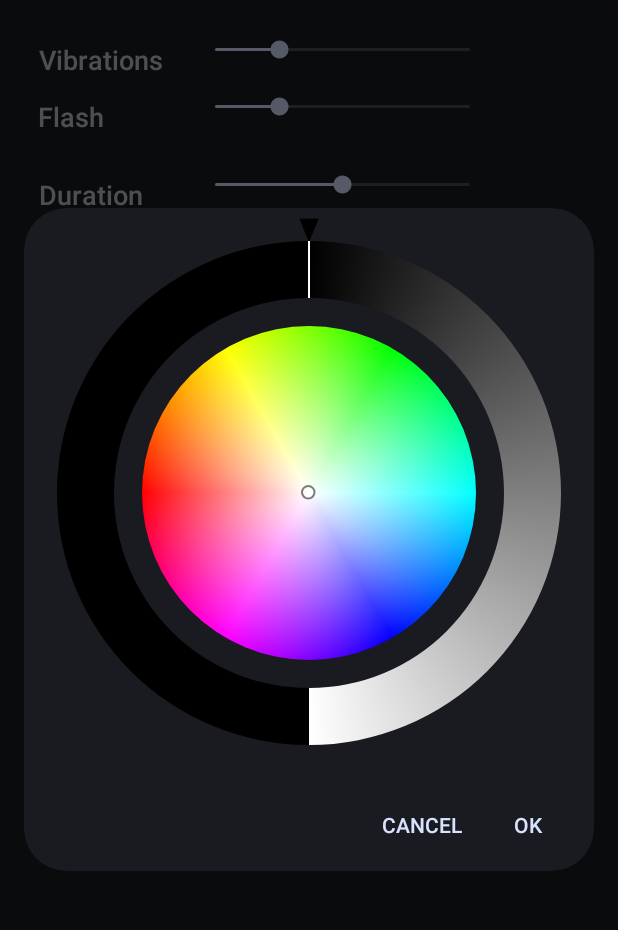
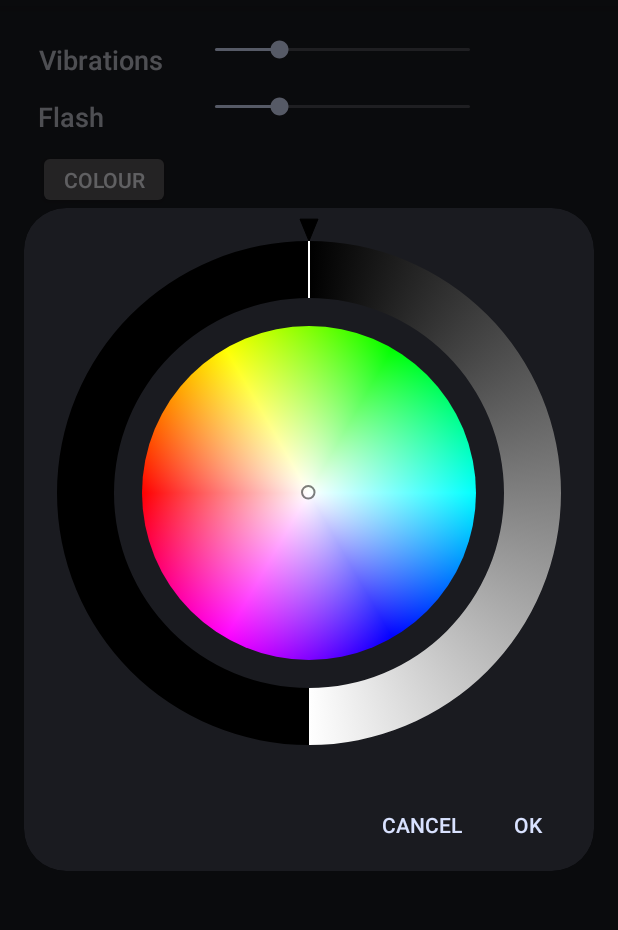
Before and after one commit to lwis/miband-notifier, an Android app: the EditActivity screen opened directly, with no data from a screen before it, after a tap on "COLOUR", on a phone screen of 412 x 824 dp, the part 78-1008 px from its top. Run offline under Robolectric (Android 15) with nearby library versions, the phone set to English and light mode, and no system bars.

Commit message:
Remove flash duration, Function not work!

```diff
--- a/src/main/java/com/lewisjuggins/miband/AppPreferenceActivity.java
+++ b/src/main/java/com/lewisjuggins/miband/AppPreferenceActivity.java
@@ -52,14 +52,12 @@ public class AppPreferenceActivity extends Activity
 			try
 			{
 				final int vibrations = ((SeekBar) findViewById(R.id.vibrationsSeekBar)).getProgress();
-				final int vibrationDuration = 0;
 				final int flashAmount = ((SeekBar) findViewById(R.id.flashAmountSeekBar)).getProgress();
-				final int flashDuration = ((SeekBar) findViewById(R.id.flashDurationSeekBar)).getProgress();
 				final boolean noVibrate = ((CheckBox) findViewById(R.id.noVibrateCheckBox)).isChecked();
 				final boolean priorityModeNone = ((CheckBox) findViewById(R.id.priorityModeNone)).isChecked();
                 final boolean priorityModePriority = ((CheckBox) findViewById(R.id.priorityModePriority)).isChecked();
 
-				mApplication.loadValues(vibrations, vibrationDuration, flashAmount, flashDuration, noVibrate, priorityModeNone, priorityModePriority, mColour);
+				mApplication.loadValues(vibrations, flashAmount, noVibrate, priorityModeNone, priorityModePriority, mColour);
 
 				UserPreferences userPreferences = UserPreferences.getInstance();
 				userPreferences.addOrUpdateAppEntry(mApplication);
@@ -132,7 +130,6 @@ public class AppPreferenceActivity extends Activity
 
 			((SeekBar) findViewById(R.id.vibrationsSeekBar)).setProgress(mApplication.getmVibrateTimes());
 			((SeekBar) findViewById(R.id.flashAmountSeekBar)).setProgress(mApplication.getmBandColourTimes());
-			((SeekBar) findViewById(R.id.flashDurationSeekBar)).setProgress((int)mApplication.getmBandColourDuration());
 			((CheckBox) findViewById(R.id.noVibrateCheckBox)).setChecked(mApplication.ismLightsOnlyOutsideOfPeriod());
 			((CheckBox) findViewById(R.id.priorityModeNone)).setChecked(mApplication.ismPriorityModeNone());
             ((CheckBox) findViewById(R.id.priorityModePriority)).setChecked(mApplication.ismPriorityModePriority());
--- a/src/main/java/com/lewisjuggins/miband/MiBandCommunicationService.java
+++ b/src/main/java/com/lewisjuggins/miband/MiBandCommunicationService.java
@@ -73,13 +73,11 @@ public class MiBandCommunicationService extends Service
 		public void onReceive(Context context, Intent intent)
 		{
 			final int vibrateTimes = intent.getIntExtra("vibrateTimes", 1);
-			final long vibrateDuration = intent.getLongExtra("vibrateDuration", 250L);
 			final int flashTimes = intent.getIntExtra("flashTimes", 1);
 			final int flashColour = intent.getIntExtra("flashColour", 0xFFFFFFFF);
 			final int originalColour = intent.getIntExtra("originalColour", 0xFFFFFFFF);
-			final long flashDuration = intent.getLongExtra("flashDuration", 250L);
 
-			notifyBand(vibrateDuration, vibrateTimes, flashTimes, flashColour, originalColour, flashDuration);
+			notifyBand(vibrateTimes, flashTimes, flashColour, originalColour);
 		}
 	};
 
@@ -205,7 +203,7 @@ public class MiBandCommunicationService extends Service
 		return new byte[]{ (byte) red, (byte) green, (byte) blue };
 	}
 
-	private synchronized void notifyBand(long vibrateDuration, int vibrateTimes, int flashTimes, int flashColour, int originalColour, long flashDuration)
+	private synchronized void notifyBand(int vibrateTimes, int flashTimes, int flashColour, int originalColour)
 	{
 		final List<BLEAction> list = new ArrayList<>();
 
--- a/src/main/java/com/lewisjuggins/miband/NotificationService.java
+++ b/src/main/java/com/lewisjuggins/miband/NotificationService.java
@@ -126,19 +126,15 @@ public class NotificationService extends NotificationListenerService
 					if(sbn.isClearable())
 					{
 						final int vibrateTimes = !isInPeriod(application.getmStartPeriod(), application.getmEndPeriod()) && application.ismLightsOnlyOutsideOfPeriod() ? 0 : application.getmVibrateTimes();
-						final long vibrateDuration = application.getmVibrateDuration();
 						final int flashTimes = application.getmBandColourTimes();
 						final int flashColour = application.getmBandColour();
 						final int originalColour = userPreferences.getmBandColour();
-						final long flashDuration = application.getmBandColourDuration();
 
 						final Intent notifyIntent = new Intent("notifyBand");
 						notifyIntent.putExtra("vibrateTimes", vibrateTimes);
-						notifyIntent.putExtra("vibrateDuration", vibrateDuration);
 						notifyIntent.putExtra("flashTimes", flashTimes);
 						notifyIntent.putExtra("flashColour", flashColour);
 						notifyIntent.putExtra("originalColour", originalColour);
-						notifyIntent.putExtra("flashDuration", flashDuration);
 
 						lbm.sendBroadcastSync(notifyIntent);
 					}
--- a/src/main/java/com/lewisjuggins/miband/receiver/FireReceiver.java
+++ b/src/main/java/com/lewisjuggins/miband/receiver/FireReceiver.java
@@ -63,7 +63,6 @@ public final class FireReceiver extends BroadcastReceiver
 
             final int vibrateTimes = bundle.getInt(PluginBundleManager.BUNDLE_EXTRA_VIBRATION);
             final int flashTimes = bundle.getInt(PluginBundleManager.BUNDLE_EXTRA_FLASH);
-            final long flashDuration =  bundle.getInt(PluginBundleManager.BUNDLE_EXTRA_FLASH_DURATION);
             final int flashColour = bundle.getInt(PluginBundleManager.BUNDLE_EXTRA_FLASH_COLOR);
             int originalColour = 0;
 
@@ -77,7 +76,7 @@ public final class FireReceiver extends BroadcastReceiver
             {
                 originalColour = bundle.getInt(PluginBundleManager.BUNDLE_EXTRA_FLASH_COLOR);
             }
-            notifyBand(vibrateTimes, flashTimes, flashColour, originalColour, flashDuration);
+            notifyBand(vibrateTimes, flashTimes, flashColour, originalColour);
 
         }
     }
@@ -91,7 +90,7 @@ public final class FireReceiver extends BroadcastReceiver
         return new byte[]{ (byte) red, (byte) green, (byte) blue };
     }
 
-    private void notifyBand(int vibrateTimes, int flashTimes, int flashColour, int originalColour, long flashDuration)
+    private void notifyBand(int vibrateTimes, int flashTimes, int flashColour, int originalColour)
     {
         final List<BLEAction> list = new ArrayList<>();
 
--- a/src/main/res/layout/activity_tasker_main.xml
+++ b/src/main/res/layout/activity_tasker_main.xml
@@ -52,28 +52,6 @@
         android:minWidth="170dp"
         android:progress="1" />
 
-    <TextView
-        android:id="@+id/flashDurationLabelPlugin"
-        android:layout_width="wrap_content"
-        android:layout_height="wrap_content"
-        android:layout_alignStart="@+id/flashAmountLabelPlugin"
-        android:layout_below="@+id/flashAmountLabelPlugin"
-        android:layout_marginTop="20dp"
-        android:gravity="center"
-        android:minHeight="32dp"
-        android:text="@string/duration"
-        android:textAppearance="?android:attr/textAppearanceMedium" />
-
-    <SeekBar
-        android:id="@+id/flashDurationSeekBarPlugin"
-        android:layout_width="wrap_content"
-        android:layout_height="wrap_content"
-        android:layout_alignStart="@+id/flashAmountSeekBarPlugin"
-        android:layout_alignTop="@+id/flashDurationLabelPlugin"
-        android:max="500"
-        android:minWidth="170dp"
-        android:progress="250" />
-
     <Button
         android:id="@+id/colourButtonPlugin"
         android:layout_width="wrap_content"
@@ -82,6 +60,6 @@
         android:layout_marginStart="25dp"
         android:minHeight="10dp"
         android:text="@string/colour"
-        android:layout_below="@+id/flashDurationSeekBarPlugin" />
+        android:layout_below="@+id/flashAmountSeekBarPlugin" />
 
 </RelativeLayout>
```
Also changed, not shown: src/main/java/com/lewisjuggins/miband/bundle/PluginBundleManager.java (+2 -7 lines), src/main/java/com/lewisjuggins/miband/preferences/Application.java (+1 -27 lines), src/main/java/com/lewisjuggins/miband/ui/EditActivity.java (+1 -7 lines), src/main/res/layout/activity_edit_app_prefs.xml (+3 -25 lines).
